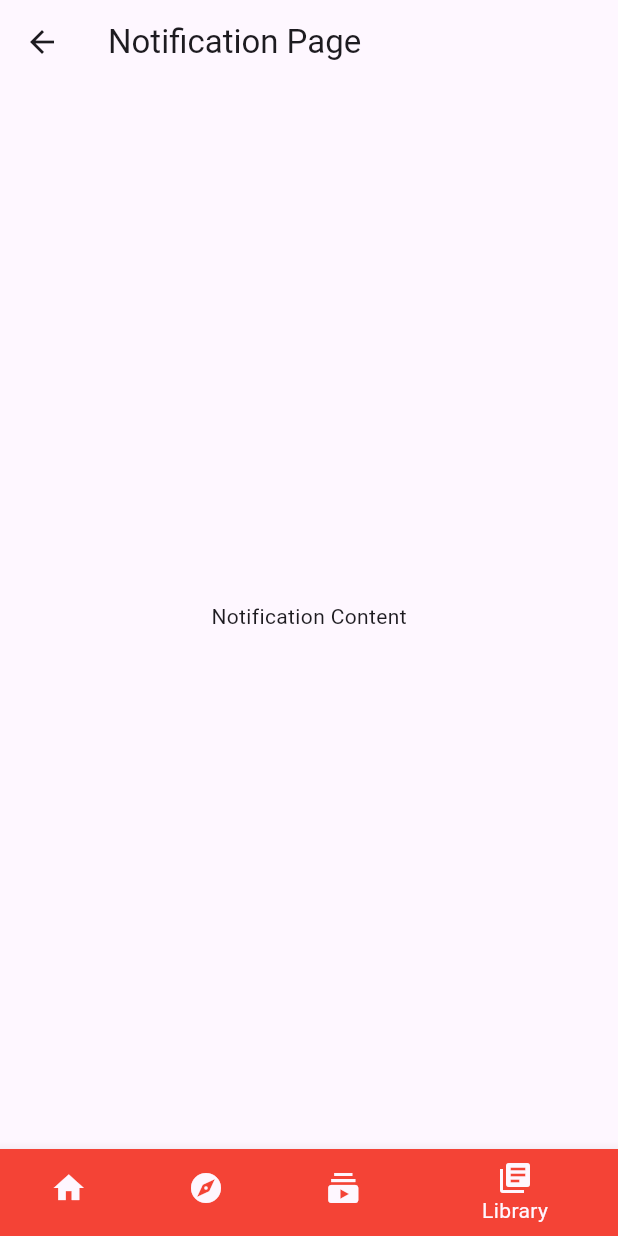
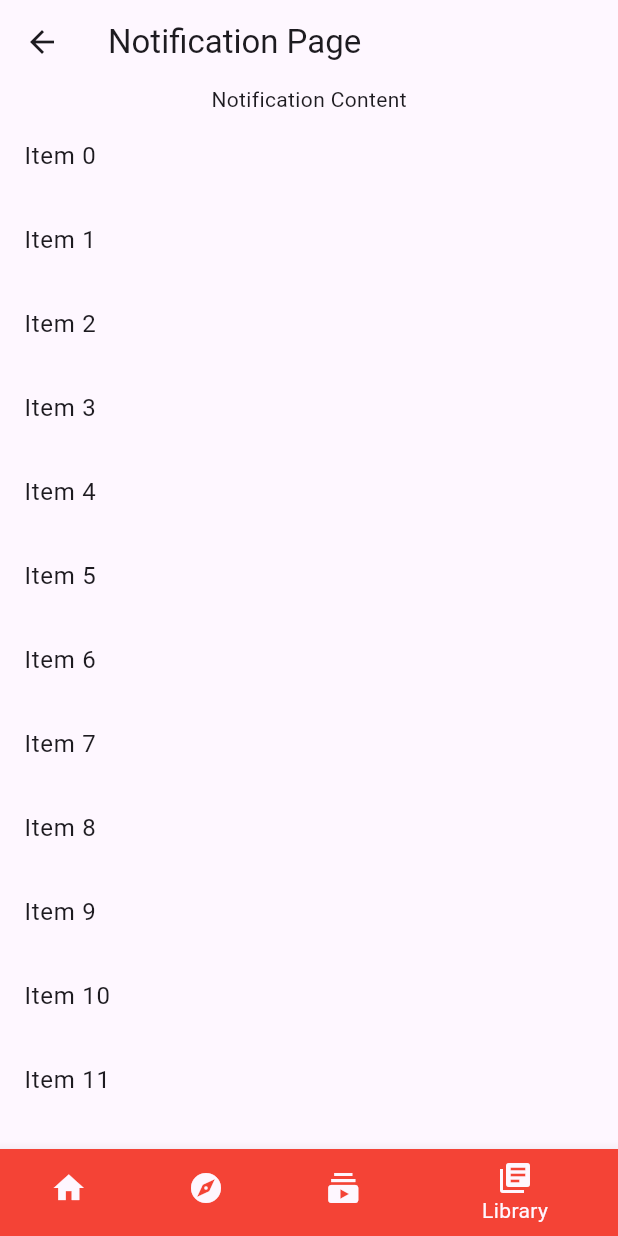
Before and after one commit to fozlerabbi321/youtube_navigation, a Flutter app: the screen it shows after launch, item 4 of the bottom bar chosen, after a tap on "Open Notification Page", on a phone screen of 412 x 824 dp. Run offline on Flutter 3.47's test engine with Material 3 defaults, Android fonts, the phone set to English and light mode, and no system bars.

Commit message:
fix issue and improved metarial navigation

```diff
--- a/lib/main.dart
+++ b/lib/main.dart
@@ -1,6 +1,8 @@
 import 'dart:developer';
+import 'package:flutter/material.dart';
+import 'package:flutter/services.dart';
 
-import 'package:flutter/material.dart';
+BuildContext? globalContext;
 
 void main() {
   runApp(MyApp());
@@ -11,7 +13,7 @@ class MyApp extends StatelessWidget {
 
   @override
   Widget build(BuildContext context) {
-    return MaterialApp(
+    return const MaterialApp(
       home: MainScreen(),
     );
   }
@@ -35,126 +37,105 @@ class _MainScreenState extends State<MainScreen> {
 
   @override
   Widget build(BuildContext context) {
-    return Scaffold(
+    return PopScope(
+      canPop: false,
+      onPopInvoked: (bool value) {
+        if (globalContext != null) {
+          Navigator.of(globalContext!).pop();
+        } else {
+          // If globalContext is null, then the app is running on the main screen and we can just close the app
+          log('globalContext is null, closing app');
+          if(_currentIndex == 0){
+            //SystemNavigator.pop();
+          }else{
+            setState(() {
+              _currentIndex = 0;
+            });
+          }
+        }
+        log('onPopInvoked called on Main Screen with value: $value');
+      },
+      child: Scaffold(
         body: IndexedStack(
           index: _currentIndex,
           children: <Widget>[
-          _initializedTabs[0] ? _buildNavigator(HomePage(navigatorKey: _navigatorKeys[0],), 0) : Container(),
-          _initializedTabs[1] ? _buildNavigator(ExplorePage(), 1) : Container(),
-          _initializedTabs[2] ? _buildNavigator(SubscriptionsPage(), 2) : Container(),
-          _initializedTabs[3] ? _buildNavigator(LibraryPage(), 3) : Container(),
+            _initializedTabs[0] ? _buildNavigator(0) : Container(),
+            _initializedTabs[1] ? _buildNavigator(1) : Container(),
+            _initializedTabs[2] ? _buildNavigator(2) : Container(),
+            _initializedTabs[3] ? _buildNavigator(3) : Container(),
           ],
         ),
         bottomNavigationBar: BottomNavigationBar(
           currentIndex: _currentIndex,
           onTap: (index) {
+            if (_currentIndex == index) {
+              _navigatorKeys[index].currentState?.popUntil((route) => route.isFirst);
+            }else{
               setState(() {
                 if (!_initializedTabs[index]) {
                   _initializedTabs[index] = true; // Initialize the tab when clicked for the first time
                 }
                 _currentIndex = index;
               });
+            }
+
           },
           items: const [
-          BottomNavigationBarItem(icon: Icon(Icons.home), label: 'Home', backgroundColor: Colors.red,),
+            BottomNavigationBarItem(icon: Icon(Icons.home), label: 'Home', backgroundColor: Colors.red),
             BottomNavigationBarItem(icon: Icon(Icons.explore), label: 'Explore'),
             BottomNavigationBarItem(icon: Icon(Icons.subscriptions), label: 'Subscriptions'),
             BottomNavigationBarItem(icon: Icon(Icons.library_books), label: 'Library'),
           ],
         ),
+      ),
     );
   }
 
-  Navigator _buildNavigator(Widget page, int index) {
+  Navigator _buildNavigator(int index) {
     return Navigator(
       key: _navigatorKeys[index],
       onGenerateRoute: (routeSettings) {
+        Widget page;
+        switch (routeSettings.name) {
+          case '/videoPlayer':
+            page = const VideoPlayerPage();
+            break;
+          case '/channelDetails':
+            page = const ChannelDetailsPage();
+            break;
+          case '/search':
+            page = const SearchPage();
+            break;
+          case '/notification':
+            page = const NotificationPage();
+            break;
+          default:
+            page = _getInitialPageForTab(index);
+        }
         return MaterialPageRoute(builder: (_) => page);
       },
     );
   }
+
+  Widget _getInitialPageForTab(int index) {
+    switch (index) {
+      case 0:
+        return HomePage(navigatorKey: _navigatorKeys[0]);
+      case 1:
+        return const ExplorePage();
+      case 2:
+        return const SubscriptionsPage();
+      case 3:
+        return const LibraryPage();
+      default:
+        return Container();
     }
-
-class BasePage extends StatelessWidget {
-  final String title;
-  final Widget child;
-  const BasePage({super.key, required this.title, required this.child});
-
-  @override
-  Widget build(BuildContext context) {
-    return Scaffold(
-      appBar: AppBar(title: Text(title)),
-      body: Center(child: child),
-    );
-  }
-}
-
-
-
-class ExplorePage extends StatelessWidget {
-  const ExplorePage({super.key});
-
-  @override
-  Widget build(BuildContext context) {
-    log('ExplorePage build called');
-    return BasePage(
-      title: "Explore",
-      child: ElevatedButton(
-        onPressed: () {
-          Navigator.of(context).push(
-            MaterialPageRoute(builder: (_) => ChannelDetailsPage()),
-          );
-        },
-        child: Text("Open Channel Page"),
-      ),
-    );
-  }
-}
-
-class SubscriptionsPage extends StatelessWidget {
-  const SubscriptionsPage({super.key});
-
-  @override
-  Widget build(BuildContext context) {
-    log('SubscriptionsPage build called');
-    return BasePage(
-      title: "Subscriptions",
-      child: ElevatedButton(
-        onPressed: () {
-          Navigator.of(context).push(
-            MaterialPageRoute(builder: (_) => SearchPage()),
-          );
-        },
-        child: Text("Open Search Page"),
-      ),
-    );
-  }
-}
-
-class LibraryPage extends StatelessWidget {
-  const LibraryPage({super.key});
-
-  @override
-  Widget build(BuildContext context) {
-    log('LibraryPage build called');
-    return BasePage(
-      title: "Library",
-      child: ElevatedButton(
-        onPressed: () {
-          Navigator.of(context).push(
-            MaterialPageRoute(builder: (_) => NotificationPage()),
-          );
-        },
-        child: Text("Open Notification Page"),
-      ),
-    );
   }
 }
 
 class HomePage extends StatefulWidget {
   final GlobalKey<NavigatorState> navigatorKey;
-  const HomePage({Key? key,required this.navigatorKey }) : super(key: key);
-
+  const HomePage({Key? key, required this.navigatorKey}) : super(key: key);
 
   @override
   State<HomePage> createState() => _HomePageState();
@@ -170,114 +151,207 @@ class _HomePageState extends State<HomePage> {
   @override
   Widget build(BuildContext context) {
     log('HomePage build called');
+    return BasePage(
+      title: "Home",
+      child: ElevatedButton(
+        onPressed: () async{
+          await Navigator.of(context).pushNamed('/videoPlayer');
+          globalContext = null;
+          log('globalContext: $globalContext');
+        },
+        child: const Text("Open Video Player"),
+      ),
+    );
+  }
+}
+
+class BasePage extends StatelessWidget {
+  final String title;
+  final Widget child;
+  const BasePage({super.key, required this.title, required this.child});
+
+  @override
+  Widget build(BuildContext context) {
+    return Scaffold(
+      appBar: AppBar(title: Text(title)),
+      body: Column(
+        children: [
+          Center(child: child),
+          Expanded(
+            child: ListView.builder(
+              itemCount: 50,
+              itemBuilder: (context, index) {
+                return ListTile(
+                  title: Text('Item $index'),
+                );
+              },
+            ),
+          ),
+        ],
+      ),
+    );
+  }
+}
+
+class ExplorePage extends StatelessWidget {
+  const ExplorePage({super.key});
+
+  @override
+  Widget build(BuildContext context) {
+    log('ExplorePage build called');
+    return BasePage(
+      title: "Explore",
+      child: ElevatedButton(
+        onPressed: () async{
+          await Navigator.of(context).pushNamed('/channelDetails');
+          globalContext = null;
+          log('globalContext: $globalContext');
+        },
+        child: const Text("Open Channel Page"),
+      ),
+    );
+  }
+}
+
+class SubscriptionsPage extends StatelessWidget {
+  const SubscriptionsPage({super.key});
+
+  @override
+  Widget build(BuildContext context) {
+    log('SubscriptionsPage build called');
+    return BasePage(
+      title: "Subscriptions",
+      child: ElevatedButton(
+        onPressed: () async{
+          await Navigator.of(context).pushNamed('/search');
+          globalContext = null;
+          log('globalContext: $globalContext');
+        },
+        child: const Text("Open Search Page"),
+      ),
+    );
+  }
+}
+
+class LibraryPage extends StatelessWidget {
+  const LibraryPage({super.key});
+
+  @override
+  Widget build(BuildContext context) {
+    log('LibraryPage build called');
+    return BasePage(
+      title: "Library",
+      child: ElevatedButton(
+        onPressed: () async{
+          await Navigator.of(context).pushNamed('/notification');
+          globalContext = null;
+          log('globalContext: $globalContext');
+        },
+        child: const Text("Open Notification Page"),
+      ),
+    );
+  }
+}
+
+class VideoPlayerPage extends StatefulWidget {
+  const VideoPlayerPage({super.key});
+
+  @override
+  State<VideoPlayerPage> createState() => _VideoPlayerPageState();
+}
+
+class _VideoPlayerPageState extends State<VideoPlayerPage> {
+  @override
+  void initState() {
+    super.initState();
+    globalContext = context;
+  }
+
+  @override
+  Widget build(BuildContext context) {
     return Scaffold(
       appBar: AppBar(
-        title: Text('Home'),
+        title: const Text("Video Player"),
       ),
       body: Center(
         child: ElevatedButton(
-          onPressed: () {
-            widget.navigatorKey.currentState!.push(
-              MaterialPageRoute(builder: (_) => VideoPlayerPage()),
-            );
+          onPressed: () async {
+            await Navigator.of(context).pushNamed('/search');
+            globalContext = context;
+            log('globalContext: $globalContext');
           },
-          child: Text("Open Video Player"),
+          child: const Text("Open Search Page"),
         ),
       ),
     );
   }
 }
 
+class ChannelDetailsPage extends StatefulWidget {
+  const ChannelDetailsPage({super.key});
 
-// Other pages
-class VideoPlayerPage extends StatelessWidget {
   @override
-  Widget build(BuildContext context) {
-    return WillPopScope(
-      onWillPop: () async {
-        log('onWillPop called on Video Player Page');
-        return true; // Allow the pop action to go back to the previous screen
-      },
-      child: Scaffold(
-        appBar: AppBar(
-          title: Text("Video Player"),
-          leading: IconButton(
-            icon: Icon(Icons.arrow_back),
-            onPressed: () async {
-              bool shouldPop = await _showExitConfirmationDialog(context);
-              if (shouldPop) {
-                Navigator.of(context).pop(); // Pop the current screen
-              }
-            },
-          ),
-        ),
-        body: Center(
-          child: ElevatedButton(
-            onPressed: () {
-              Navigator.of(context).push(
-                MaterialPageRoute(builder: (_) => SearchPage()),
-              );
-            },
-            child: Text("Open Search Page"),
-          ),
-        ),
-      ),
-    );
+  State<ChannelDetailsPage> createState() => _ChannelDetailsPageState();
 }
 
-  Future<bool> _showExitConfirmationDialog(BuildContext context) async {
-    return await showDialog(
-      context: context,
-      builder: (context) => AlertDialog(
-        title: Text("Exit Video Player"),
-        content: Text("Are you sure you want to exit?"),
-        actions: [
-          TextButton(
-            onPressed: () => Navigator.of(context).pop(false),
-            child: Text("Cancel"),
-          ),
-          TextButton(
-            onPressed: () => Navigator.of(context).pop(true),
-            child: Text("Exit"),
-          ),
-        ],
-      ),
-    ) ?? false;
+class _ChannelDetailsPageState extends State<ChannelDetailsPage> {
+  @override
+  void initState() {
+    super.initState();
+    globalContext = context;
   }
-}
-
-class ChannelDetailsPage extends StatelessWidget {
-  const ChannelDetailsPage({super.key});
 
   @override
   Widget build(BuildContext context) {
     return BasePage(
       title: "Channel Details",
-      child: Text("Channel Details Content"),
+      child: const Text("Channel Details Content"),
     );
   }
 }
 
-class SearchPage extends StatelessWidget {
+class SearchPage extends StatefulWidget {
   const SearchPage({super.key});
+
+  @override
+  State<SearchPage> createState() => _SearchPageState();
+}
+
+class _SearchPageState extends State<SearchPage> {
+  @override
+  void initState() {
+    super.initState();
+    globalContext = context;
+  }
 
   @override
   Widget build(BuildContext context) {
     return BasePage(
       title: "Search Page",
-      child: Text("Search Content"),
+      child: const Text("Search Content"),
     );
   }
 }
 
-class NotificationPage extends StatelessWidget {
+class NotificationPage extends StatefulWidget {
   const NotificationPage({super.key});
+
+  @override
+  State<NotificationPage> createState() => _NotificationPageState();
+}
+
+class _NotificationPageState extends State<NotificationPage> {
+  @override
+  void initState() {
+    super.initState();
+    globalContext = context;
+  }
 
   @override
   Widget build(BuildContext context) {
     return BasePage(
       title: "Notification Page",
-      child: Text("Notification Content"),
+      child: const Text("Notification Content"),
     );
   }
 }
```
Lines whose indentation alone changed are shown as unchanged.
